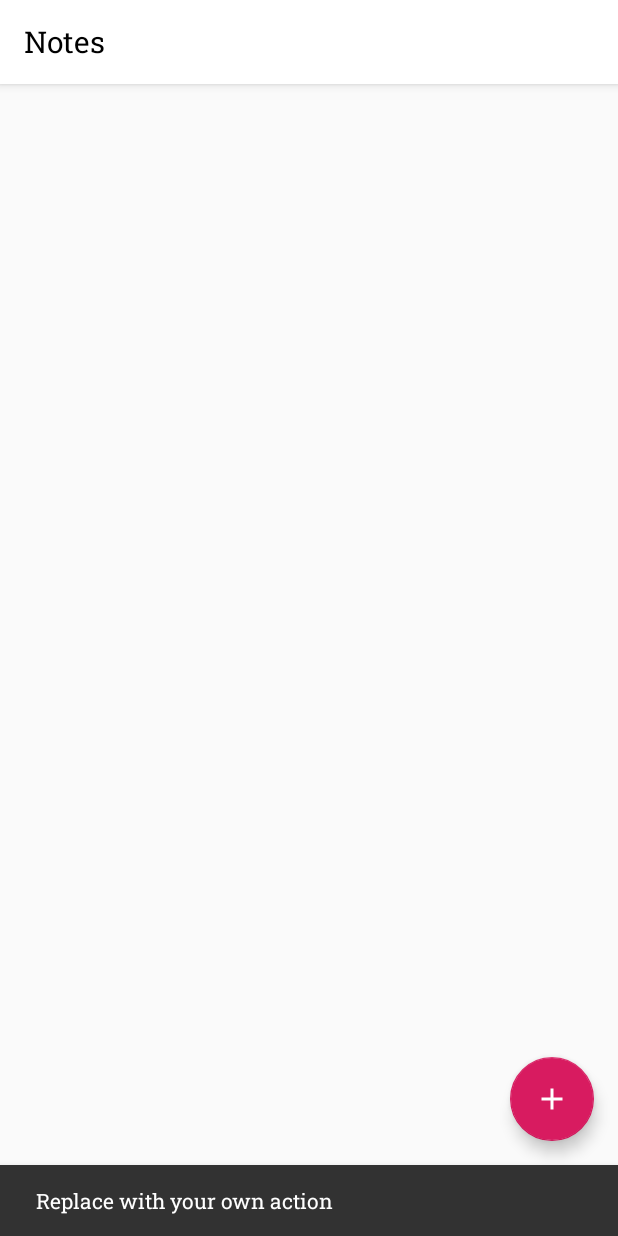
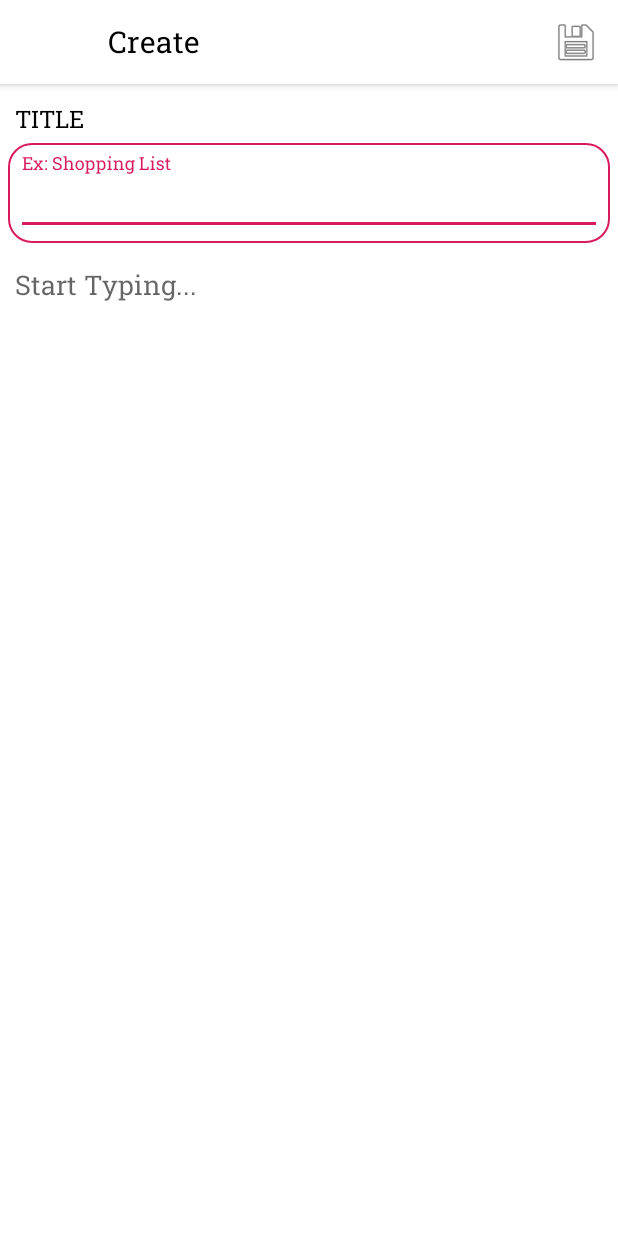
Before and after one commit to dishaverma3/Notes, an Android app: the screen it shows after launch (ViewNotesActivity before the commit, CreateNoteActivity after it), after a tap on an icon or button, on a phone screen of 412 x 824 dp. Run offline under Robolectric (Android 15) with nearby library versions, the phone set to English and light mode, and no system bars; our stand-ins replace Room's generated code; 2 statements that could not run were skipped.

Commit message:
Screen 2 UI completed

```diff
--- a/app/src/main/AndroidManifest.xml
+++ b/app/src/main/AndroidManifest.xml
@@ -12,7 +12,11 @@
         android:supportsRtl="true"
         android:theme="@style/AppTheme"
         tools:ignore="GoogleAppIndexingWarning">
-        <activity android:name=".ui.ViewNotes.ViewNotesActivity"
+        <activity
+            android:name=".ui.CreateNote.CreateNoteActivity"
+            android:theme="@style/AppTheme.NoActionBar" />
+        <activity
+            android:name=".ui.ViewNotes.ViewNotesActivity"
             android:label="@string/title_activity_view_notes"
             android:theme="@style/AppTheme.NoActionBar">
             <intent-filter>
--- /dev/null
+++ b/app/src/main/java/com/example/notes/ui/CreateNote/CreateNoteActivity.java
@@ -0,0 +1,52 @@
+package com.example.notes.ui.CreateNote;
+
+import androidx.annotation.NonNull;
+import androidx.appcompat.app.AppCompatActivity;
+import androidx.appcompat.widget.Toolbar;
+import androidx.lifecycle.ViewModelProvider;
+
+import android.os.Bundle;
+import android.view.Menu;
+import android.view.MenuItem;
+import android.widget.EditText;
+
+import com.example.notes.R;
+
+public class CreateNoteActivity extends AppCompatActivity {
+
+    CreateNoteViewModel viewModel;
+    EditText title, content;
+
+    @Override
+    protected void onCreate(Bundle savedInstanceState) {
+        super.onCreate(savedInstanceState);
+        setContentView(R.layout.activity_create_note);
+
+        Toolbar toolbar = findViewById(R.id.toolbar);
+        setSupportActionBar(toolbar);
+        getSupportActionBar().setDisplayShowHomeEnabled(true);
+        getSupportActionBar().setDisplayHomeAsUpEnabled(true);
+
+        init();
+    }
+
+    private void init() {
+        viewModel = new ViewModelProvider(this).get(CreateNoteViewModel.class);
+        title = findViewById(R.id.title_edittext);
+        content = findViewById(R.id.content_edittext);
+    }
+
+    @Override
+    public boolean onCreateOptionsMenu(Menu menu) {
+        getMenuInflater().inflate(R.menu.create_menu,menu);
+        return true;
+    }
+
+    @Override
+    public boolean onOptionsItemSelected(@NonNull MenuItem item) {
+        if(item.getItemId() == R.id.save_note)
+        {
+            viewModel.setData(title.getText().toString(), content.getText().toString());
+        }return super.onOptionsItemSelected(item);
+    }
+}
--- /dev/null
+++ b/app/src/main/java/com/example/notes/ui/CreateNote/CreateNoteViewModel.java
@@ -0,0 +1,26 @@
+package com.example.notes.ui.CreateNote;
+
+import android.app.Application;
+import android.util.Log;
+
+import androidx.annotation.NonNull;
+import androidx.lifecycle.AndroidViewModel;
+
+import com.example.notes.data.local.db.NotesDatabase;
+import com.example.notes.data.local.db.NotesEntity;
+
+public class CreateNoteViewModel extends AndroidViewModel{
+
+    NotesDatabase database;
+
+    public CreateNoteViewModel(@NonNull Application application) {
+        super(application);
+
+        database = NotesDatabase.getInstance(application.getApplicationContext());
+    }
+
+    public void setData(String title, String content) {
+        database.notesDao().insertNote(new NotesEntity(title,String.valueOf(System.currentTimeMillis()/1000),content));
+        Log.d("viewmodel create", "setData: TIME -- "+String.valueOf(System.currentTimeMillis()/1000));
+    }
+}
--- a/app/src/main/java/com/example/notes/ui/ViewNotes/ViewNotesActivity.java
+++ b/app/src/main/java/com/example/notes/ui/ViewNotes/ViewNotesActivity.java
@@ -1,7 +1,9 @@
 package com.example.notes.ui.ViewNotes;
 
+import android.content.Intent;
 import android.os.Bundle;
 
+import com.example.notes.ui.CreateNote.CreateNoteActivity;
 import com.google.android.material.floatingactionbutton.FloatingActionButton;
 import com.google.android.material.snackbar.Snackbar;
 
@@ -25,8 +27,7 @@ public class ViewNotesActivity extends AppCompatActivity {
         fab.setOnClickListener(new View.OnClickListener() {
             @Override
             public void onClick(View view) {
-                Snackbar.make(view, "Replace with your own action", Snackbar.LENGTH_LONG)
-                        .setAction("Action", null).show();
+                startActivity(new Intent(ViewNotesActivity.this, CreateNoteActivity.class));
             }
         });
     }
--- a/app/src/main/java/com/example/notes/ui/ViewNotes/ViewNotesViewModel.java
+++ b/app/src/main/java/com/example/notes/ui/ViewNotes/ViewNotesViewModel.java
@@ -8,6 +8,7 @@ import androidx.lifecycle.AndroidViewModel;
 public class ViewNotesViewModel extends AndroidViewModel {
 
 
+
     public ViewNotesViewModel(@NonNull Application application) {
         super(application);
     }
--- /dev/null
+++ b/app/src/main/res/drawable/rounded_corner_border.xml
@@ -0,0 +1,12 @@
+<?xml version="1.0" encoding="utf-8"?>
+<!--  res/drawable/rounded_edittext.xml -->
+<shape xmlns:android="http://schemas.android.com/apk/res/android"
+    android:shape="rectangle" android:padding="10dp">
+    <solid android:color="#FFFFFF"/>
+    <corners
+        android:bottomRightRadius="15dp"
+        android:bottomLeftRadius="15dp"
+        android:topLeftRadius="15dp"
+        android:topRightRadius="15dp" />
+    <stroke android:color="@color/colorAccent" android:width="1dp"/>
+</shape>
--- /dev/null
+++ b/app/src/main/res/layout/activity_create_note.xml
@@ -0,0 +1,76 @@
+<?xml version="1.0" encoding="utf-8"?>
+<androidx.coordinatorlayout.widget.CoordinatorLayout
+    xmlns:android="http://schemas.android.com/apk/res/android"
+    xmlns:app="http://schemas.android.com/apk/res-auto"
+    xmlns:tools="http://schemas.android.com/tools"
+    android:layout_width="match_parent"
+    android:layout_height="match_parent"
+    tools:context=".ui.CreateNote.CreateNoteActivity">
+
+    <com.google.android.material.appbar.AppBarLayout
+        android:layout_width="match_parent"
+        android:layout_height="wrap_content"
+        android:theme="@style/AppTheme.AppBarOverlay">
+
+        <androidx.appcompat.widget.Toolbar
+            android:id="@+id/toolbar"
+            android:layout_width="match_parent"
+            android:layout_height="?attr/actionBarSize"
+            android:background="?attr/colorPrimary"
+            app:title="Create"
+            app:titleTextColor="@android:color/black"
+            app:popupTheme="@style/AppTheme.PopupOverlay"/>
+
+    </com.google.android.material.appbar.AppBarLayout>
+
+    <androidx.constraintlayout.widget.ConstraintLayout
+        android:layout_width="match_parent"
+        android:layout_height="match_parent"
+        android:layout_marginTop="58dp"
+        android:background="#FFFFFF">
+
+        <TextView
+            android:id="@+id/title_text"
+            android:layout_width="match_parent"
+            android:layout_height="wrap_content"
+            android:text="TITLE"
+            android:layout_margin="10dp"
+            android:textSize="16sp"
+            app:layout_constraintTop_toTopOf="parent"
+            android:textColor="@android:color/black"/>
+
+        <com.google.android.material.textfield.TextInputLayout
+            android:id="@+id/title_edittext"
+            android:layout_width="match_parent"
+            android:padding="5dp"
+            android:layout_margin="5dp"
+            android:layout_height="wrap_content"
+            android:background="@drawable/rounded_corner_border"
+            app:layout_constraintTop_toBottomOf="@id/title_text"
+            >
+
+            <com.google.android.material.textfield.TextInputEditText
+                android:layout_width="match_parent"
+                android:layout_height="wrap_content"
+                android:hint="Ex: Shopping List"
+                />
+
+        </com.google.android.material.textfield.TextInputLayout>
+
+        <EditText
+            android:id="@+id/content_edittext"
+            android:layout_width="match_parent"
+            android:layout_height="0dp"
+            android:background="@android:color/white"
+            android:padding="10dp"
+            android:layout_marginTop="5dp"
+            android:focusable="true"
+            android:hint="Start Typing... "
+            android:gravity="top"
+            app:layout_constraintTop_toBottomOf="@id/title_edittext"
+            app:layout_constraintBottom_toBottomOf="parent"
+            />
+
+    </androidx.constraintlayout.widget.ConstraintLayout>
+
+</androidx.coordinatorlayout.widget.CoordinatorLayout>
--- a/app/src/main/res/layout/content_view_notes.xml
+++ b/app/src/main/res/layout/content_view_notes.xml
@@ -1,5 +1,6 @@
 <?xml version="1.0" encoding="utf-8"?>
-<androidx.constraintlayout.widget.ConstraintLayout xmlns:android="http://schemas.android.com/apk/res/android"
+<androidx.constraintlayout.widget.ConstraintLayout
+    xmlns:android="http://schemas.android.com/apk/res/android"
     xmlns:app="http://schemas.android.com/apk/res-auto"
     xmlns:tools="http://schemas.android.com/tools"
     android:layout_width="match_parent"
@@ -14,5 +15,4 @@
         app:layout_constraintTop_toTopOf="parent"
         />
 
-
 </androidx.constraintlayout.widget.ConstraintLayout>
--- /dev/null
+++ b/app/src/main/res/menu/create_menu.xml
@@ -0,0 +1,11 @@
+<?xml version="1.0" encoding="utf-8"?>
+<menu xmlns:android="http://schemas.android.com/apk/res/android"
+    xmlns:app="http://schemas.android.com/apk/res-auto">
+
+    <item
+        android:id="@+id/save_note"
+        android:title="Save"
+        app:showAsAction="ifRoom"
+        android:icon="@android:drawable/ic_menu_save"
+        />
+</menu>
```
